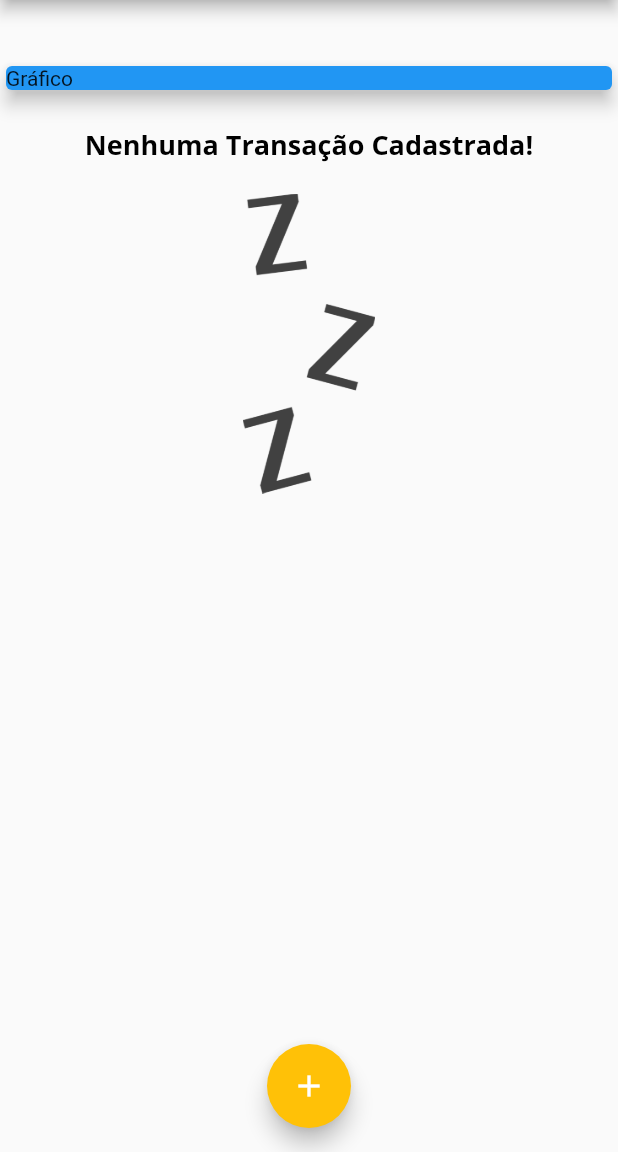
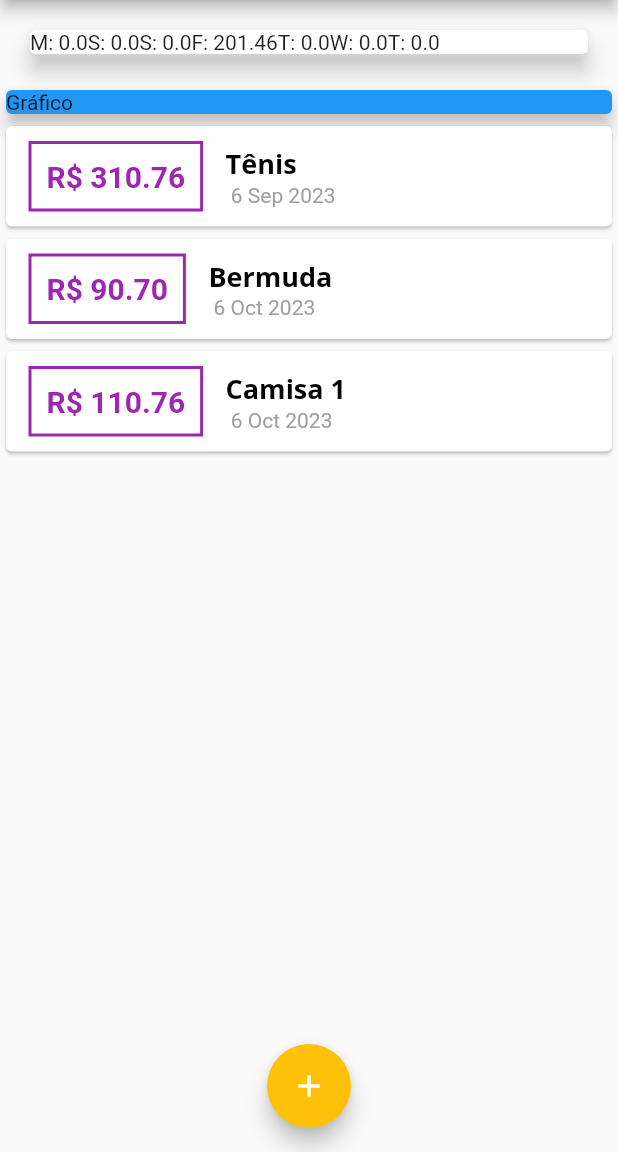
Before and after one commit to augustoprogramador/expenses, a Flutter app: the screen it shows after launch, on a phone screen of 412 x 824 dp, the part 84-1236 px from its top. Run offline on Flutter 3.47's test engine with Material 2 defaults, Android fonts, the phone set to English and light mode, and no system bars.

Commit message:
Construindo o componente Gráfico [WIP]

```diff
--- a/lib/components/chart.dart
+++ b/lib/components/chart.dart
@@ -18,9 +18,6 @@ class Chart extends StatelessWidget {
         bool sameMonth = recentTransactions![i].date.month == weekDay.month;
         bool sameYear = recentTransactions![i].date.year == weekDay.year;
 
-        print(DateFormat.E().format(weekDay)[0]);
-        print(totalSum);
-
         if (sameDay && sameMonth && sameYear) {
           totalSum += recentTransactions![i].value;
         }
@@ -35,15 +32,14 @@ class Chart extends StatelessWidget {
 
   @override
   Widget build(BuildContext context) {
+    groupedTransactions;
     return Card(
       elevation: 6,
       margin: EdgeInsets.all(20),
       child: Row(
-        children: [
-          Container(),
-          Column(),
-          Container(),
-        ],
+        children: groupedTransactions.map((tr) {
+          return Text('${tr['day']}: ${tr['value']}');
+        }).toList(),
       ),
     );
   }
--- a/lib/main.dart
+++ b/lib/main.dart
@@ -52,9 +52,12 @@ class MyHomePage extends StatefulWidget {
 
 class _MyHomePageState extends State<MyHomePage> {
   final List<Transaction> _transactions = [
-    // Transaction('t1', 'Tênis', 310.76, DateTime.now()),
-    // Transaction('t2', 'Bermuda', 90.70, DateTime.now()),
-    // Transaction('t3', 'Camisa 1', 110.76, DateTime.now()),
+    Transaction(
+        't1', 'Tênis', 310.76, DateTime.now().subtract(Duration(days: 33))),
+    Transaction(
+        't2', 'Bermuda', 90.70, DateTime.now().subtract(Duration(days: 3))),
+    Transaction(
+        't3', 'Camisa 1', 110.76, DateTime.now().subtract(Duration(days: 3))),
     // Transaction('t4', 'Camisa 2', 110.76, DateTime.now()),
     // Transaction('t5', 'Camisa 3', 110.76, DateTime.now()),
     // Transaction('t6', 'Camisa 4', 110.76, DateTime.now()),
@@ -87,12 +90,17 @@ class _MyHomePageState extends State<MyHomePage> {
     Navigator.of(context).pop();
   }
 
+  List<Transaction> get recentTransactions {
+    return _transactions.where((el) {
+      return el.date.isAfter(DateTime.now().subtract(Duration(days: 7)));
+    }).toList();
+  }
+
   @override
   Widget build(BuildContext context) {
     return Scaffold(
       resizeToAvoidBottomInset: true,
       appBar: AppBar(
-        // backgroundColor: Theme.of(context).primaryColor,
         title: const Text('Despesas Pessoais'),
         actions: [
           IconButton(
@@ -107,7 +115,7 @@ class _MyHomePageState extends State<MyHomePage> {
         child: Column(
           crossAxisAlignment: CrossAxisAlignment.stretch,
           children: [
-            Chart(),
+            Chart(recentTransactions: recentTransactions),
             Container(
               child: const Card(
                 color: Colors.blue,
```
